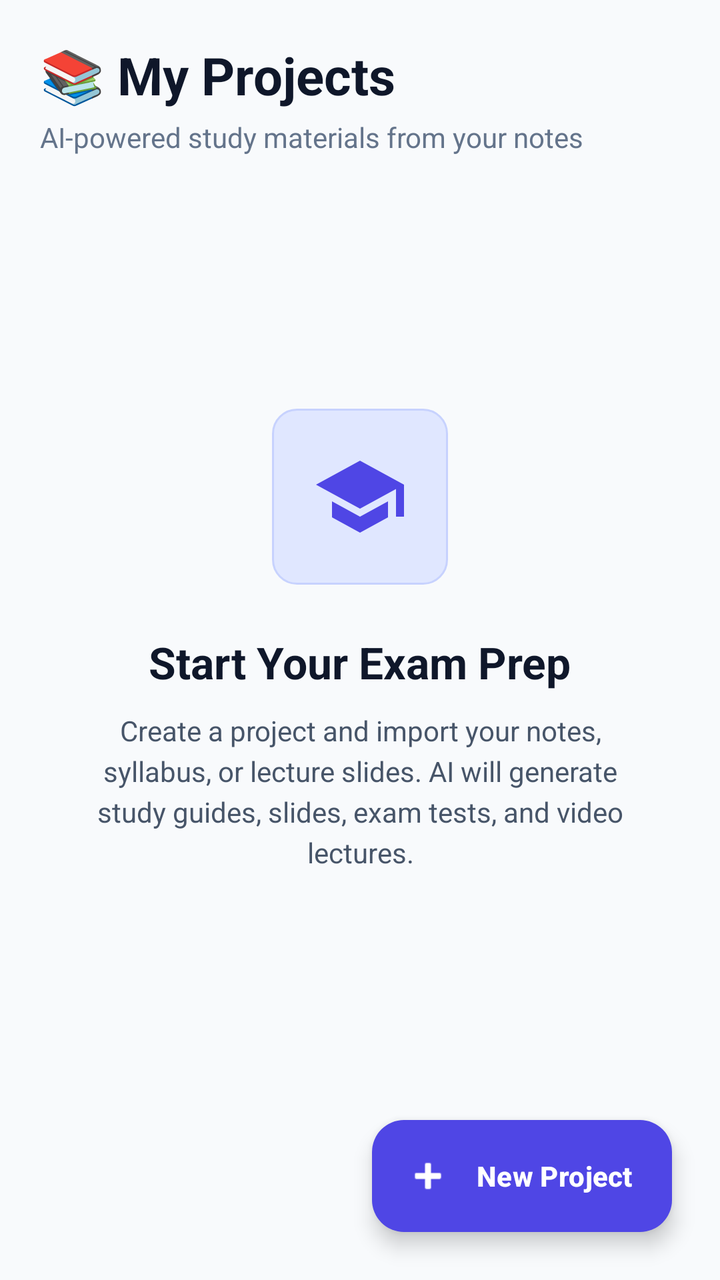
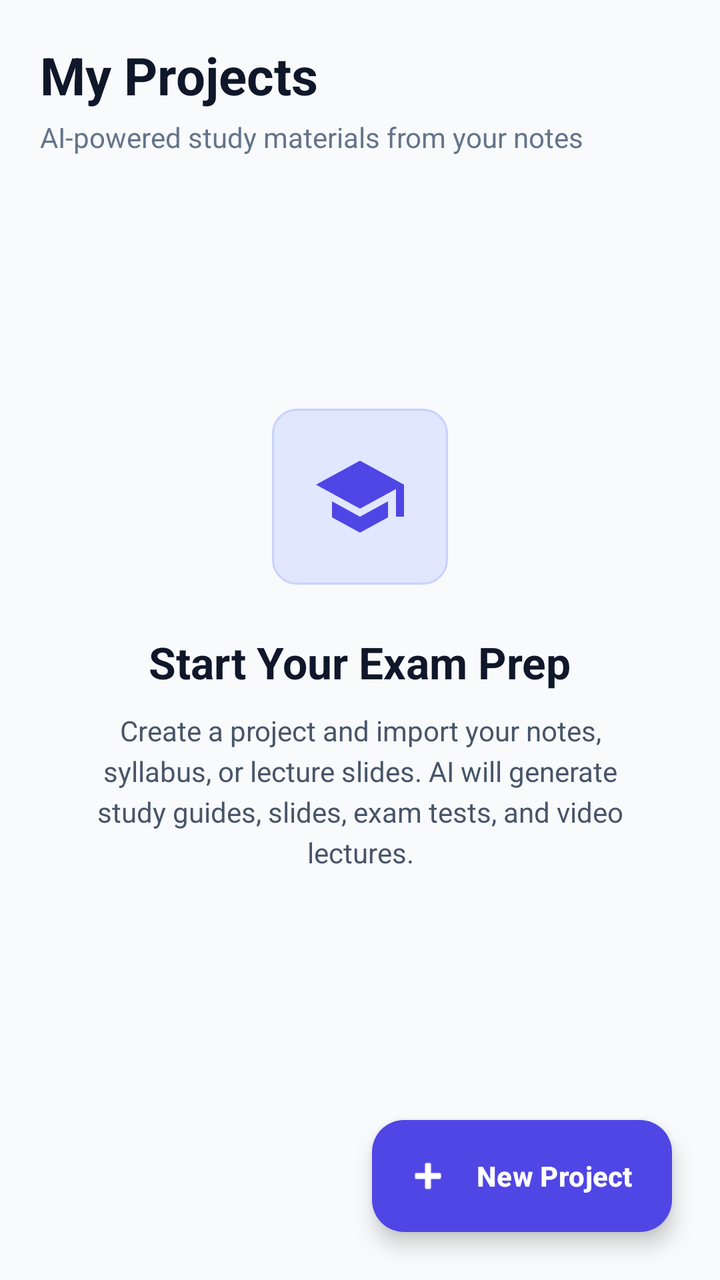

The first picture is an Android layout as it rendered before a commit; the second is the same layout after the commit. The layout source and the unified diff follow.
<!-- AndroidManifest.xml: application theme Theme.ExamPrepAI -->
<!-- res/layout/fragment_home.xml -->
<?xml version="1.0" encoding="utf-8"?>
<androidx.coordinatorlayout.widget.CoordinatorLayout
    xmlns:android="http://schemas.android.com/apk/res/android"
    xmlns:app="http://schemas.android.com/apk/res-auto"
    android:layout_width="match_parent"
    android:layout_height="match_parent"
    android:background="@color/background">

    
    <LinearLayout
        android:id="@+id/header"
        android:layout_width="match_parent"
        android:layout_height="wrap_content"
        android:orientation="vertical"
        android:paddingStart="20dp"
        android:paddingEnd="20dp"
        android:paddingTop="20dp"
        android:paddingBottom="4dp">

        <TextView
            android:layout_width="wrap_content"
            android:layout_height="wrap_content"
            android:text="📚 My Projects"
            android:textSize="26sp"
            android:textStyle="bold"
            android:textColor="@color/on_surface" />

        <TextView
            android:layout_width="wrap_content"
            android:layout_height="wrap_content"
            android:text="AI-powered study materials from your notes"
            android:textSize="14sp"
            android:textColor="@color/on_surface_light"
            android:layout_marginTop="4dp" />

    </LinearLayout>

    <androidx.recyclerview.widget.RecyclerView
        android:id="@+id/recycler_projects"
        android:layout_width="match_parent"
        android:layout_height="match_parent"
        android:paddingTop="80dp"
        android:paddingBottom="100dp"
        android:clipToPadding="false" />

    
    <LinearLayout
        android:id="@+id/text_empty"
        android:layout_width="wrap_content"
        android:layout_height="wrap_content"
        android:layout_gravity="center"
        android:orientation="vertical"
        android:gravity="center"
        android:padding="40dp"
        android:visibility="visible">

        <FrameLayout
            android:layout_width="88dp"
            android:layout_height="88dp"
            android:background="@drawable/bg_language_chip">

            <ImageView
                android:layout_width="48dp"
                android:layout_height="48dp"
                android:layout_gravity="center"
                android:src="@drawable/ic_academic_cap"
                app:tint="@color/primary"
                android:contentDescription="Empty" />
        </FrameLayout>

        <TextView
            android:layout_width="wrap_content"
            android:layout_height="wrap_content"
            android:text="Start Your Exam Prep"
            android:textSize="22sp"
            android:textStyle="bold"
            android:textColor="@color/on_surface"
            android:layout_marginTop="24dp" />

        <TextView
            android:layout_width="wrap_content"
            android:layout_height="wrap_content"
            android:text="Create a project and import your notes, syllabus, or lecture slides. AI will generate study guides, slides, exam tests, and video lectures."
            android:textSize="14sp"
            android:textAlignment="center"
            android:lineSpacingExtra="4dp"
            android:textColor="@color/on_surface_medium"
            android:layout_marginTop="10dp"
            android:maxWidth="320dp" />

    </LinearLayout>

    <com.google.android.material.floatingactionbutton.ExtendedFloatingActionButton
        android:id="@+id/fab_new_project"
        android:layout_width="wrap_content"
        android:layout_height="wrap_content"
        android:layout_gravity="bottom|end"
        android:layout_margin="24dp"
        android:text="New Project"
        android:textStyle="bold"
        android:textColor="@color/on_primary"
        app:icon="@android:drawable/ic_input_add"
        app:iconTint="@color/on_primary"
        app:backgroundTint="@color/primary"
        app:elevation="8dp"
        app:shapeAppearanceOverlay="@style/ShapeAppearanceOverlay.ExamPrep.Fab" />

</androidx.coordinatorlayout.widget.CoordinatorLayout>
<!-- resources referenced by this layout -->
<resources>
  <color name="background">#F8FAFC</color>
  <color name="on_primary">#FFFFFF</color>
  <color name="on_surface">#0F172A</color>
  <color name="on_surface_light">#64748B</color>
  <color name="on_surface_medium">#475569</color>
  <color name="primary">#4F46E5</color>
  <!-- drawable bg_language_chip (drawable) -->
  <?xml version="1.0" encoding="utf-8"?>
  <shape xmlns:android="http://schemas.android.com/apk/res/android"
      android:shape="rectangle">
      <solid android:color="@color/primary_container" />
      <corners android:radius="12dp" />
      <stroke android:width="1dp" android:color="@color/chip_border_primary" />
  </shape>
  <!-- drawable ic_academic_cap (drawable) -->
  <vector xmlns:android="http://schemas.android.com/apk/res/android"
      android:width="24dp"
      android:height="24dp"
      android:viewportWidth="24"
      android:viewportHeight="24">
    <path
        android:fillColor="@color/primary"
        android:pathData="M12,3L1,9l11,6 9,-4.91V17h2V9L12,3zM5,13.18v4L12,21l7,-3.82v-4L12,17l-7,-3.82z"/>
  </vector>
  <style name="ShapeAppearanceOverlay.ExamPrep.Fab" parent="">
          <item name="cornerFamily">rounded</item>
          <item name="cornerSize">16dp</item>
      </style>
  <style name="Theme.ExamPrepAI" parent="Theme.Material3.Light.NoActionBar">
          <item name="colorPrimary">@color/primary</item>
          <item name="colorPrimaryDark">@color/primary_dark</item>
          <item name="colorPrimaryContainer">@color/primary_container</item>
          <item name="colorOnPrimaryContainer">@color/on_primary_container</item>
          <item name="colorAccent">@color/accent</item>
          <item name="colorOnPrimary">@color/on_primary</item>
          <item name="colorSecondary">@color/accent</item>
          <item name="colorSecondaryContainer">@color/accent_light</item>
          <item name="colorOnSecondaryContainer">@color/accent_dark</item>
          <item name="android:colorBackground">@color/background</item>
          <item name="colorSurface">@color/surface</item>
          <item name="colorOnSurface">@color/on_surface</item>
          <item name="colorSurfaceVariant">@color/surface_variant</item>
          <item name="colorError">@color/error</item>
          <item name="android:statusBarColor">@color/primary_dark</item>
          <item name="android:navigationBarColor">@color/surface</item>
      </style>
  <color name="primary_container">#E0E7FF</color>
  <color name="chip_border_primary">#C7D2FE</color>
  <color name="primary_dark">#3730A3</color>
  <color name="on_primary_container">#312E81</color>
  <color name="accent">#E11D48</color>
  <color name="accent_light">#FFE4E6</color>
  <color name="accent_dark">#9F1239</color>
  <color name="surface">#FFFFFF</color>
  <color name="surface_variant">#F1F5F9</color>
  <color name="error">#DC2626</color>
</resources>

<!-- the commit's change to res/layout/fragment_home.xml (unified diff, before → after) -->
@@ -20,7 +20,7 @@
         <TextView
             android:layout_width="wrap_content"
             android:layout_height="wrap_content"
-            android:text="📚 My Projects"
+            android:text="My Projects"
             android:textSize="26sp"
             android:textStyle="bold"
             android:textColor="@color/on_surface" />
